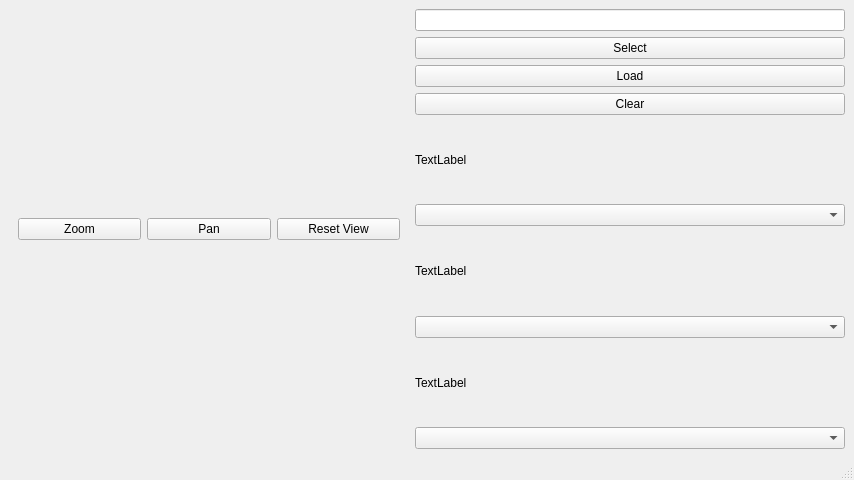
First picture: the form in window.ui, repository LiangJYu/QueueSea, before the edit.
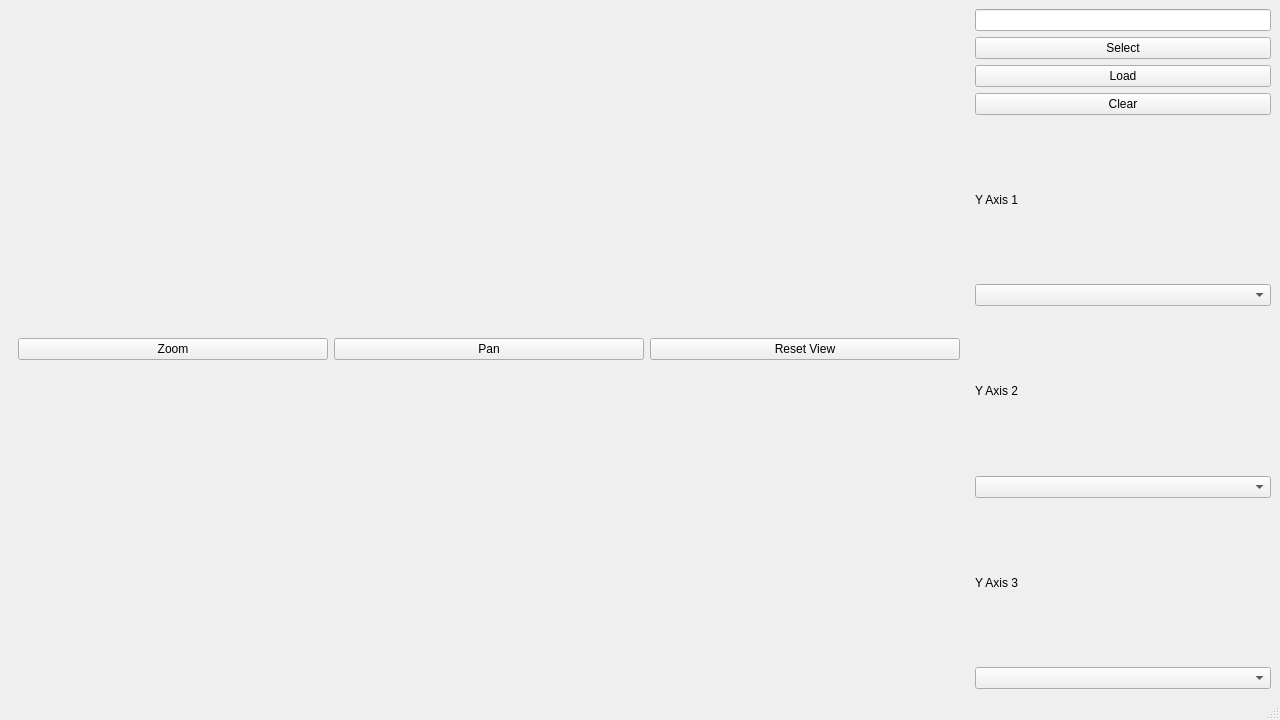
Second picture: the form after the edit.

Commit message: made gui larger and changed some label names

```diff
--- a/window.ui
+++ b/window.ui
@@ -6,8 +6,8 @@
    <rect>
     <x>0</x>
     <y>0</y>
-    <width>854</width>
-    <height>480</height>
+    <width>1280</width>
+    <height>720</height>
    </rect>
   </property>
   <property name="windowTitle">
@@ -22,7 +22,7 @@
      <widget class="QWidget" name="plot_widget" native="true">
       <property name="minimumSize">
        <size>
-        <width>400</width>
+        <width>960</width>
         <height>0</height>
        </size>
       </property>
@@ -57,6 +57,9 @@
     </item>
     <item>
      <layout class="QVBoxLayout" name="control_verticalLayout">
+      <property name="sizeConstraint">
+       <enum>QLayout::SetMaximumSize</enum>
+      </property>
       <item>
        <layout class="QGridLayout" name="load_data_vericalLayout">
         <item row="3" column="0">
@@ -88,7 +91,7 @@
       <item>
        <widget class="QLabel" name="label_2">
         <property name="text">
-         <string>TextLabel</string>
+         <string>Y Axis 1</string>
         </property>
        </widget>
       </item>
@@ -98,7 +101,7 @@
       <item>
        <widget class="QLabel" name="label_3">
         <property name="text">
-         <string>TextLabel</string>
+         <string>Y Axis 2</string>
         </property>
        </widget>
       </item>
@@ -108,7 +111,7 @@
       <item>
        <widget class="QLabel" name="label">
         <property name="text">
-         <string>TextLabel</string>
+         <string>Y Axis 3</string>
         </property>
        </widget>
       </item>
```
Left out of the diff: 2 changed lines with no effect on the pictures. The commit also changes 1 other file.
